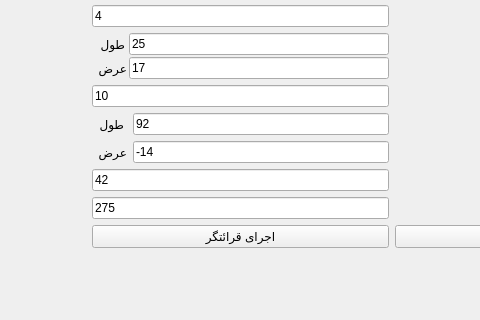
pouya-codes/OMR, file createform.ui: the form before one commit; both pictures show x 526 to 1006 and y 433 to 753 of the 1229 by 753 pixel window.
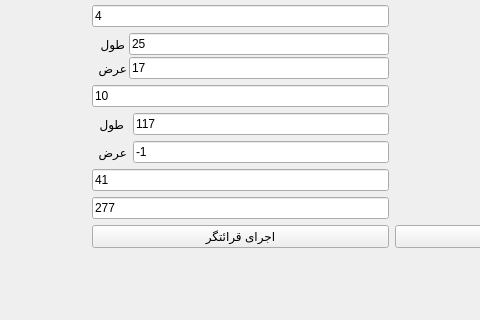
The form after the commit.

Patch:
```diff
--- a/createform.ui
+++ b/createform.ui
@@ -132,7 +132,7 @@
           </sizepolicy>
          </property>
          <property name="text">
-          <string>275</string>
+          <string>277</string>
          </property>
         </widget>
        </item>
@@ -270,7 +270,7 @@
           </sizepolicy>
          </property>
          <property name="text">
-          <string>42</string>
+          <string>41</string>
          </property>
         </widget>
        </item>
@@ -386,7 +386,7 @@
             </sizepolicy>
            </property>
            <property name="text">
-            <string>92</string>
+            <string>117</string>
            </property>
           </widget>
          </item>
@@ -406,7 +406,7 @@
             </sizepolicy>
            </property>
            <property name="text">
-            <string>-14</string>
+            <string>-1</string>
            </property>
           </widget>
          </item>
```
